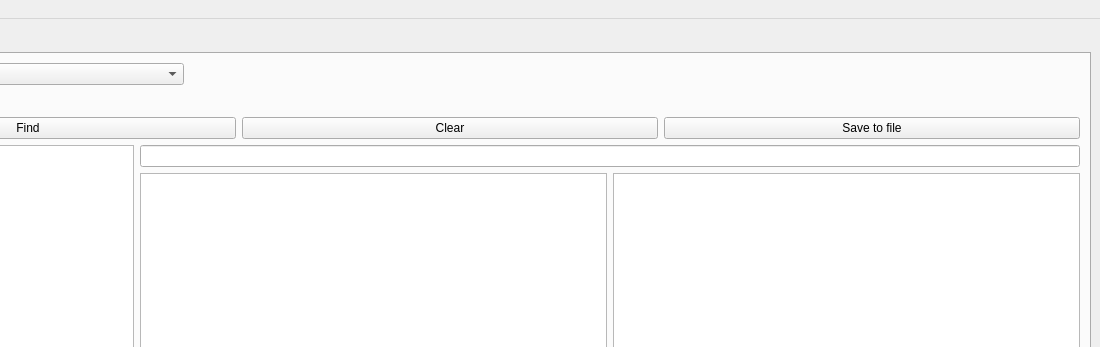
Qt form mainwindow.ui (rth-8/RTHD2CLIENT) before a commit; both pictures show x 200 to 1300 and y 0 to 347 of the 1300 by 820 pixel window.
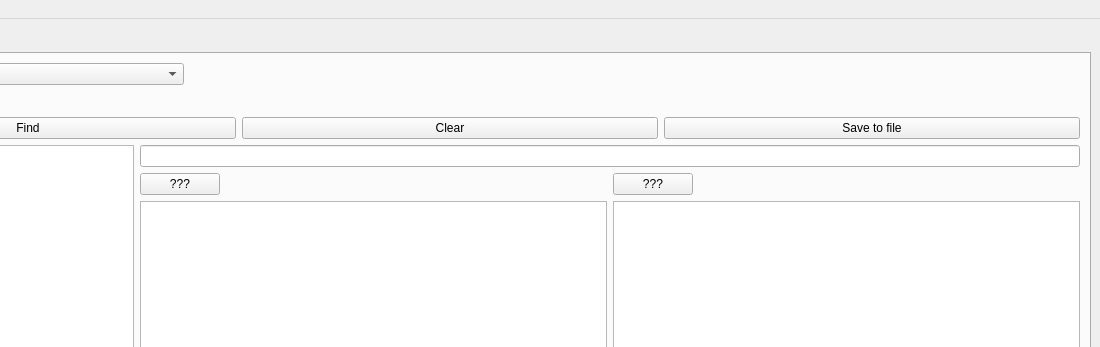
The same form after that commit.

Commit message: add toggling of instance's lock state

Diff of the .ui file:
```diff
--- a/mainwindow.ui
+++ b/mainwindow.ui
@@ -62,7 +62,7 @@
        <attribute name="title">
         <string>Duplicates</string>
        </attribute>
-       <layout class="QVBoxLayout" name="verticalLayout_4">
+       <layout class="QVBoxLayout" name="verticalLayout_6">
         <item>
          <layout class="QHBoxLayout" name="horizontalLayout_4" stretch="0,2,6">
           <item>
@@ -179,26 +179,82 @@
          </layout>
         </item>
         <item>
-         <layout class="QHBoxLayout" name="horizontalLayout_3" stretch="1,3">
+         <layout class="QHBoxLayout" name="horizontalLayout_7" stretch="1,3">
           <item>
            <widget class="QListWidget" name="lst_result"/>
           </item>
           <item>
-           <layout class="QVBoxLayout" name="verticalLayout_3">
+           <layout class="QVBoxLayout" name="verticalLayout_5">
             <item>
              <widget class="QLineEdit" name="txt_dim_query"/>
             </item>
             <item>
-             <layout class="QHBoxLayout" name="horizontalLayout_2">
+             <layout class="QHBoxLayout" name="horizontalLayout_6">
               <item>
-               <widget class="QTextBrowser" name="txt_item1">
-                <property name="placeholderText">
-                 <string extracomment="Results"/>
-                </property>
-               </widget>
+               <layout class="QVBoxLayout" name="verticalLayout_3">
+                <item>
+                 <layout class="QHBoxLayout" name="horizontalLayout_2">
+                  <item>
+                   <widget class="QPushButton" name="btn_lock_item1">
+                    <property name="text">
+                     <string>???</string>
+                    </property>
+                   </widget>
+                  </item>
+                  <item>
+                   <spacer name="horizontalSpacer_3">
+                    <property name="orientation">
+                     <enum>Qt::Horizontal</enum>
+                    </property>
+                    <property name="sizeHint" stdset="0">
+                     <size>
+                      <width>40</width>
+                      <height>20</height>
+                     </size>
+                    </property>
+                   </spacer>
+                  </item>
+                 </layout>
+                </item>
+                <item>
+                 <widget class="QTextBrowser" name="txt_item1">
+                  <property name="placeholderText">
+                   <string extracomment="Results"/>
+                  </property>
+                 </widget>
+                </item>
+               </layout>
               </item>
               <item>
-               <widget class="QTextBrowser" name="txt_item2"/>
+               <layout class="QVBoxLayout" name="verticalLayout_4">
+                <item>
+                 <layout class="QHBoxLayout" name="horizontalLayout_3">
+                  <item>
+                   <widget class="QPushButton" name="btn_lock_item2">
+                    <property name="text">
+                     <string>???</string>
+                    </property>
+                   </widget>
+                  </item>
+                  <item>
+                   <spacer name="horizontalSpacer_4">
+                    <property name="orientation">
+                     <enum>Qt::Horizontal</enum>
+                    </property>
+                    <property name="sizeHint" stdset="0">
+                     <size>
+                      <width>40</width>
+                      <height>20</height>
+                     </size>
+                    </property>
+                   </spacer>
+                  </item>
+                 </layout>
+                </item>
+                <item>
+                 <widget class="QTextBrowser" name="txt_item2"/>
+                </item>
+               </layout>
               </item>
              </layout>
             </item>
```
The commit also changes 2 other files.
